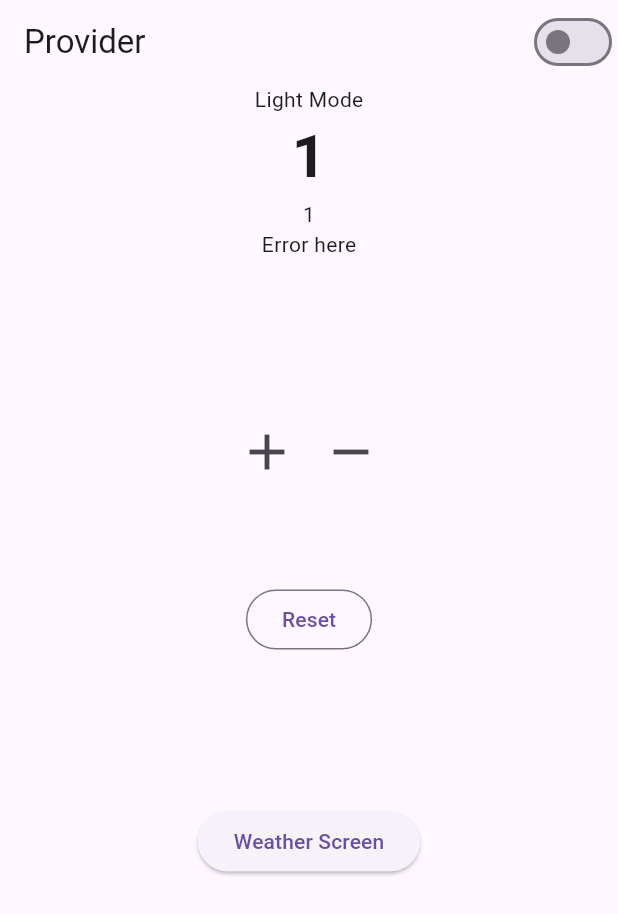
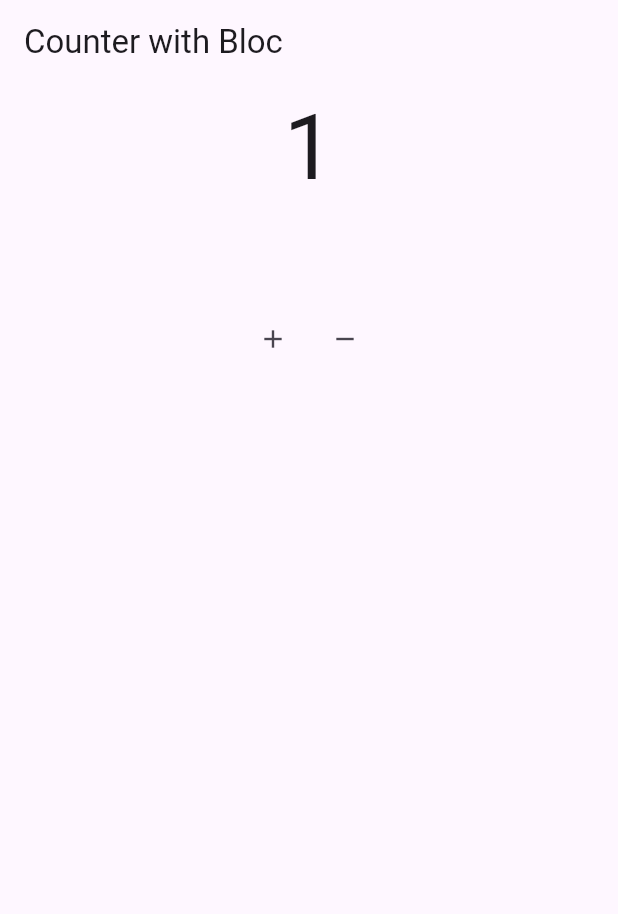
Before and after one commit to prabesh605/ecommerce_broadway, a Flutter app: the screen it shows after launch, after a tap on the "add" icon, on a phone screen of 412 x 824 dp. Shown: the top 914 px of the screen. Run offline on Flutter 3.47's test engine with Material 3 defaults, Android fonts, the phone set to English and light mode, and no system bars; our stand-ins replace flutter_bloc.

Commit message:
worked on bloc

```diff
--- /dev/null
+++ b/lib/bloc/counter_bloc.dart
@@ -0,0 +1,21 @@
+import 'package:ecommerce_app/bloc/counter_event.dart';
+import 'package:ecommerce_app/bloc/counter_state.dart';
+import 'package:flutter_bloc/flutter_bloc.dart';
+
+class CounterBloc extends Bloc<CounterEvent, CounterState> {
+  CounterBloc() : super(CounterInitial()) {
+    on<Increment>((event, emit) {
+      final newValue = state.value + 1;
+
+      if (newValue == 10) {
+        emit(InternetProblem(0));
+      } else {
+        emit(CounterSuccess(newValue));
+      }
+    });
+    on<Decrement>((event, emit) {
+      final newValue = state.value - 1;
+      emit(CounterSuccess(newValue));
+    });
+  }
+}
--- /dev/null
+++ b/lib/bloc/counter_event.dart
@@ -0,0 +1,7 @@
+abstract class CounterEvent {}
+
+//increment
+class Increment extends CounterEvent {}
+
+//decrement
+class Decrement extends CounterEvent {}
--- /dev/null
+++ b/lib/bloc/counter_state.dart
@@ -0,0 +1,25 @@
+abstract class CounterState {
+  final int value;
+  CounterState(this.value);
+}
+
+class CounterInitial extends CounterState {
+  CounterInitial() : super(0);
+}
+
+class CounterSuccess extends CounterState {
+  CounterSuccess(int value) : super(value);
+}
+
+class CounterError extends CounterState {
+  CounterError(int value) : super(value);
+}
+
+class InternetProblem extends CounterState {
+  InternetProblem(super.value);
+}
+
+// class LoadValue extends CounterState {
+//   final int value;
+//   LoadValue(this.value);
+// }
--- a/lib/main.dart
+++ b/lib/main.dart
@@ -1,10 +1,13 @@
+import 'package:ecommerce_app/bloc/counter_bloc.dart';
 import 'package:ecommerce_app/controller/weather_controller.dart';
 import 'package:ecommerce_app/providers/counter_provider.dart';
 import 'package:ecommerce_app/providers/weather_provider.dart';
 import 'package:ecommerce_app/services/weather_service.dart';
+import 'package:ecommerce_app/views/counter_screen.dart';
 import 'package:ecommerce_app/views/home_screen.dart';
 import 'package:ecommerce_app/providers/theme_provider.dart';
 import 'package:flutter/material.dart';
+import 'package:flutter_bloc/flutter_bloc.dart';
 import 'package:provider/provider.dart';
 
 void main() {
@@ -13,16 +16,21 @@ void main() {
   );
   WeatherController weatherController = WeatherController(weatherService);
   runApp(
-    MultiProvider(
-      providers: [
-        ChangeNotifierProvider(create: (_) => CounterProvider()),
-        ChangeNotifierProvider(create: (_) => ThemeProvider()),
-        ChangeNotifierProvider(
-          create: (_) => WeatherProvider(weatherController),
-        ),
-      ],
+    MultiBlocProvider(
+      providers: [BlocProvider(create: (_) => CounterBloc())],
       child: const MyApp(),
     ),
+
+    // MultiProvider(
+    //   providers: [
+    //     ChangeNotifierProvider(create: (_) => CounterProvider()),
+    //     ChangeNotifierProvider(create: (_) => ThemeProvider()),
+    //     ChangeNotifierProvider(
+    //       create: (_) => WeatherProvider(weatherController),
+    //     ),
+    //   ],
+    //   child: const MyApp(),
+    // ),
   );
 }
 
@@ -31,15 +39,15 @@ class MyApp extends StatelessWidget {
 
   @override
   Widget build(BuildContext context) {
-    final themeProvider = Provider.of<ThemeProvider>(context);
+    // final themeProvider = Provider.of<ThemeProvider>(context);
     return MaterialApp(
       debugShowCheckedModeBanner: false,
-      themeMode: themeProvider.themeMode,
+      // themeMode: themeProvider.themeMode,
       darkTheme: ThemeData.dark(),
       theme: ThemeData.light(),
       title: 'Flutter Demo',
 
-      home: HomeScreen(),
+      home: CounterScreen(),
     );
   }
 }
--- a/lib/providers/weather_provider.dart
+++ b/lib/providers/weather_provider.dart
@@ -7,11 +7,14 @@ class WeatherProvider with ChangeNotifier {
   WeatherProvider(this.weatherController);
   double? temparature;
   String? name;
+  bool isLoading = false;
 
   Future<void> loadWeather(String cityName) async {
+    isLoading = true;
     final Weather weather = await weatherController.getWeather(cityName);
     temparature = weather.main.temp;
     name = weather.name;
+    isLoading = false;
     notifyListeners();
   }
 }
--- /dev/null
+++ b/lib/views/counter_screen.dart
@@ -0,0 +1,65 @@
+import 'package:ecommerce_app/bloc/counter_bloc.dart';
+import 'package:ecommerce_app/bloc/counter_event.dart';
+import 'package:ecommerce_app/bloc/counter_state.dart';
+import 'package:flutter/material.dart';
+import 'package:flutter_bloc/flutter_bloc.dart';
+
+class CounterScreen extends StatefulWidget {
+  const CounterScreen({super.key});
+
+  @override
+  State<CounterScreen> createState() => _CounterScreenState();
+}
+
+class _CounterScreenState extends State<CounterScreen> {
+  @override
+  Widget build(BuildContext context) {
+    return Scaffold(
+      appBar: AppBar(title: Text("Counter with Bloc")),
+      body: Column(
+        children: [
+          BlocBuilder<CounterBloc, CounterState>(
+            builder: (context, state) {
+              if (state is CounterSuccess) {
+                return Text(
+                  state.value.toString(),
+                  style: TextStyle(fontSize: 60),
+                );
+              }
+              if (state is CounterError) {
+                return Text(
+                  "Error",
+                  // state.value.toString(),
+                  style: TextStyle(fontSize: 60),
+                );
+              }
+              if (state is InternetProblem) {
+                return Text("No Internet");
+              }
+              return Text("999", style: TextStyle(fontSize: 60));
+            },
+          ),
+
+          SizedBox(height: 60),
+          Row(
+            mainAxisAlignment: MainAxisAlignment.center,
+            children: [
+              IconButton(
+                onPressed: () {
+                  context.read<CounterBloc>().add(Increment());
+                },
+                icon: Icon(Icons.add, size: 20),
+              ),
+              IconButton(
+                onPressed: () {
+                  context.read<CounterBloc>().add(Decrement());
+                },
+                icon: Icon(Icons.remove, size: 20),
+              ),
+            ],
+          ),
+        ],
+      ),
+    );
+  }
+}
--- a/lib/views/home_screen.dart
+++ b/lib/views/home_screen.dart
@@ -15,52 +15,54 @@ class HomeScreen extends StatefulWidget {
 class _HomeScreenState extends State<HomeScreen> {
   @override
   Widget build(BuildContext context) {
-    final provider = Provider.of<CounterProvider>(context);
-    final themeProvider = Provider.of<ThemeProvider>(context);
+    // final provider = Provider.of<CounterProvider>(context);
+    // final themeProvider = Provider.of<ThemeProvider>(context);
     return Scaffold(
       appBar: AppBar(
         title: Text("Provider"),
         actions: [
-          Switch(
-            value: themeProvider.isDark,
-            onChanged: (value) {
-              themeProvider.changeTheme();
-            },
-          ),
+          // Switch(
+          //   value: themeProvider.isDark,
+          //   onChanged: (value) {
+          //     themeProvider.changeTheme();
+          //   },
+          // ),
         ],
       ),
       body: Center(
         child: Column(
+
+
           children: [
-            Text(themeProvider.isDark ? "Dark Mode" : "Light Mode"),
-            Text(
-              '${provider.count}',
-              style: TextStyle(fontSize: 40, fontWeight: FontWeight.bold),
-            ),
-            Consumer<CounterProvider>(
-              builder: (_, a, child) {
-                return Text("${provider.count}");
-              },
-            ),
+            // Text(themeProvider.isDark ? "Dark Mode" : "Light Mode"),
+            // Text(
+            //   '${provider.count}',
+            //   style: TextStyle(fontSize: 40, fontWeight: FontWeight.bold),
+            // ),
+            // Consumer<CounterProvider>(
+            //   builder: (_, a, child) {
+            //     return Text("${provider.count}");
+            //   },
+            // ),
 
-            Consumer<CounterProvider>(
-              builder: (_, a, child) {
-                return Text("Error here");
-              },
-            ),
+            // Consumer<CounterProvider>(
+            //   builder: (_, a, child) {
+            //     return Text("Error here");
+            //   },
+            // ),
             SizedBox(height: 100),
             Row(
               mainAxisAlignment: MainAxisAlignment.center,
               children: [
                 IconButton(
                   onPressed: () {
-                    provider.increament();
+                    // provider.increament();
                   },
                   icon: Icon(Icons.add, size: 40),
                 ),
                 IconButton(
                   onPressed: () {
-                    provider.decrement();
+                    // provider.decrement();
                   },
                   icon: Icon(Icons.remove, size: 40),
                 ),
@@ -78,7 +80,7 @@ class _HomeScreenState extends State<HomeScreen> {
             SizedBox(height: 60),
             OutlinedButton(
               onPressed: () {
-                provider.reset();
+                // provider.reset();
               },
               child: Text("Reset"),
             ),
--- a/lib/views/weather_screen.dart
+++ b/lib/views/weather_screen.dart
@@ -36,6 +36,7 @@ class _WeatherScreenState extends State<WeatherScreen> {
                   ),
                 ),
               ),
+              provider.isLoading?CircularProgressIndicator():
               OutlinedButton(
                 onPressed: () async {
                   if (searchController.text.isNotEmpty) {
--- a/pubspec.yaml
+++ b/pubspec.yaml
@@ -36,6 +36,7 @@ dependencies:
   cupertino_icons: ^1.0.8
   provider: ^6.1.5+1
   http: ^1.6.0
+  flutter_bloc: ^9.1.1
 
 dev_dependencies:
   flutter_test:
```
Also changed, not shown: pubspec.lock.
